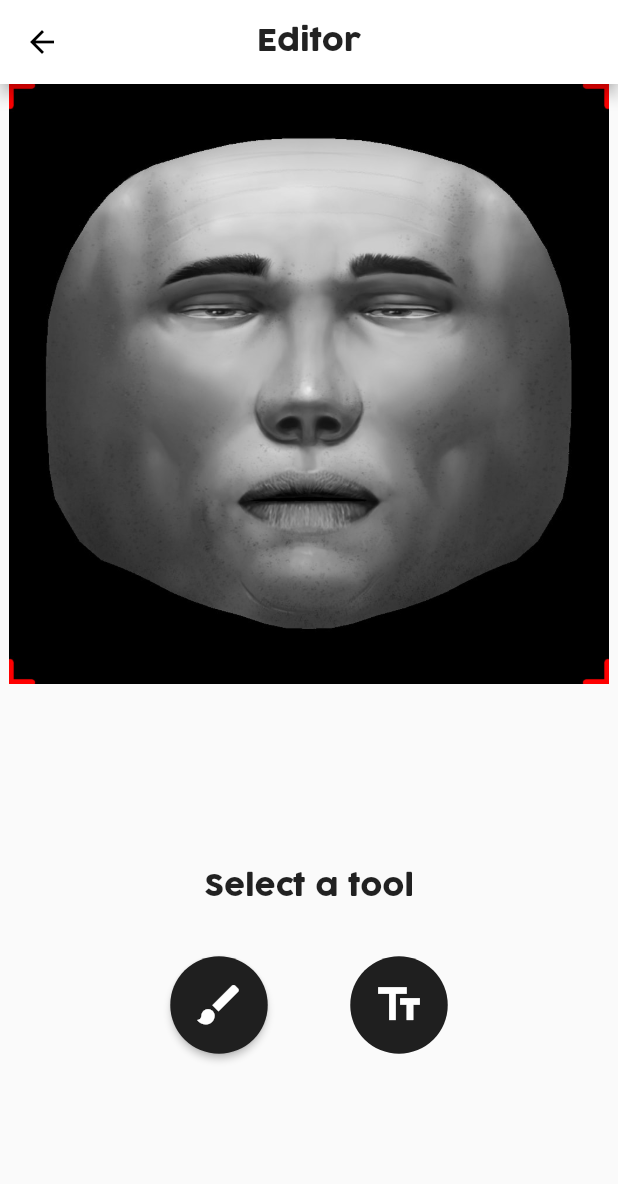
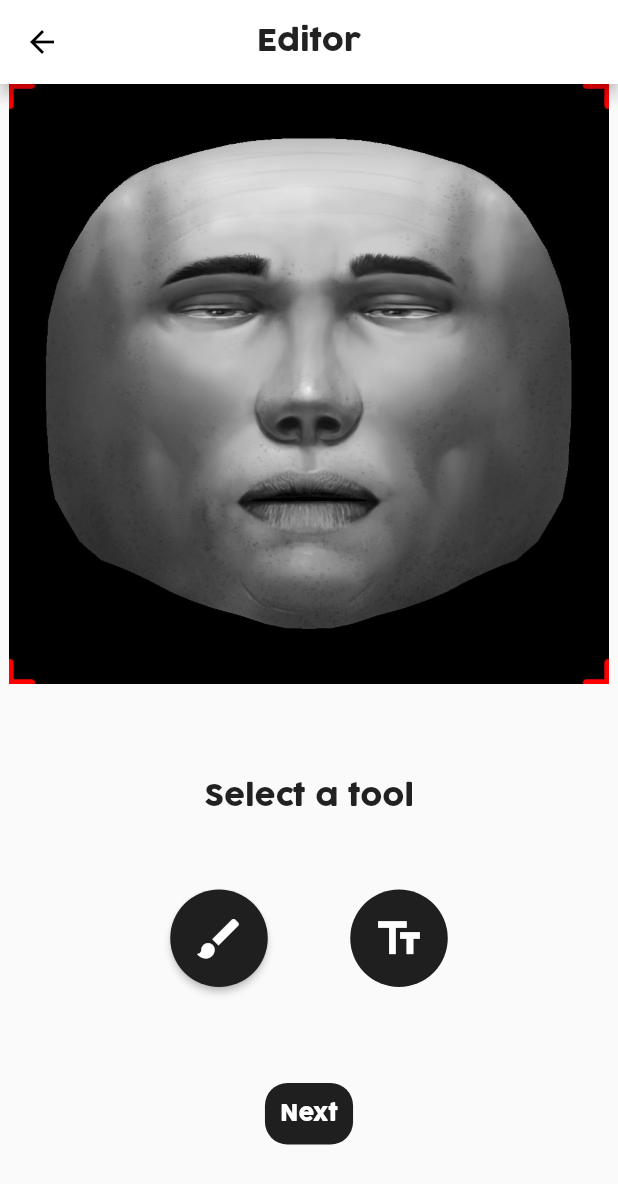
Before and after one commit to mrgian/filtro, a Flutter app: the FacePaintTemplate screen opened directly, on a phone screen of 412 x 824 dp. Shown: the top 1184 px of the screen. Run offline on Flutter 3.47's test engine with Material 2 defaults, Android fonts, the phone set to English and light mode, and no system bars; our stand-ins replace flutter_colorpicker.

Commit message:
Add next button

```diff
--- a/lib/templates/face_paint_template/tool_box/pages/tool_selector_page.dart
+++ b/lib/templates/face_paint_template/tool_box/pages/tool_selector_page.dart
@@ -14,7 +14,7 @@ class ToolSelectorPage extends StatelessWidget {
       mainAxisAlignment: MainAxisAlignment.center,
       children: <Widget>[
         Padding(
-          padding: const EdgeInsets.all(16),
+          padding: const EdgeInsets.only(bottom: 32),
           child: Text(
             'Select a tool',
             style: TextStyle(fontFamily: 'cocogoose', fontSize: 20),
@@ -28,7 +28,24 @@ class ToolSelectorPage extends StatelessWidget {
                 onTap: () => changeTool(BrushPage(changeTool))),
             ToolButton(icon: Icons.text_fields, onTap: null),
           ],
-        )
+        ),
+        Padding(
+          padding: const EdgeInsets.only(top: 48),
+          child: Container(
+            decoration: BoxDecoration(
+                color: MyColors.black, borderRadius: BorderRadius.circular(15)),
+            child: Padding(
+              padding: const EdgeInsets.all(10.0),
+              child: Text(
+                'Next',
+                style: TextStyle(
+                    fontFamily: 'cocogoose',
+                    fontSize: 15,
+                    color: MyColors.white),
+              ),
+            ),
+          ),
+        ),
       ],
     );
   }
```
